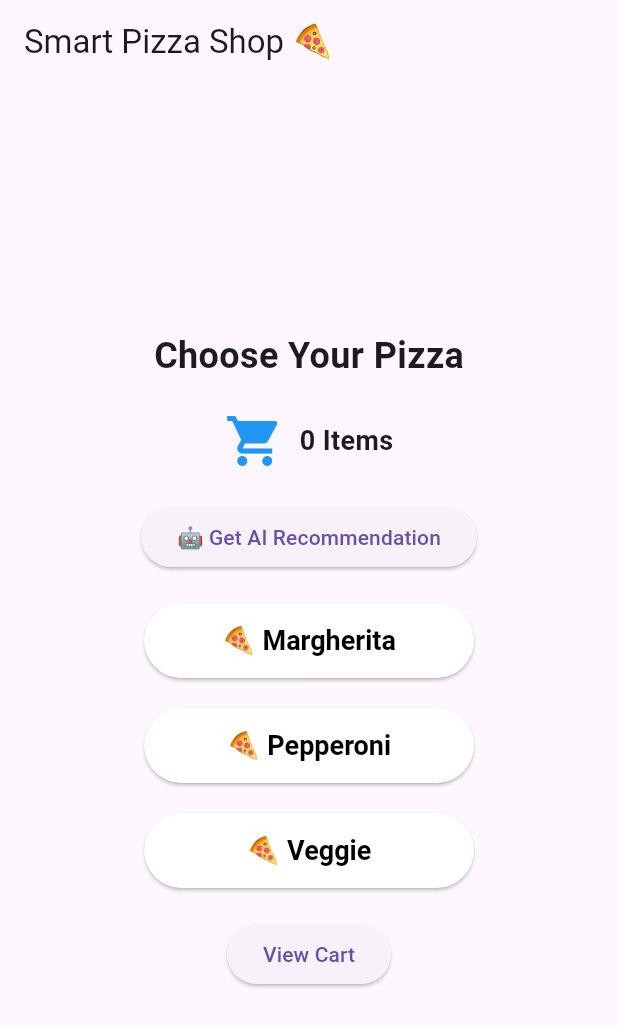
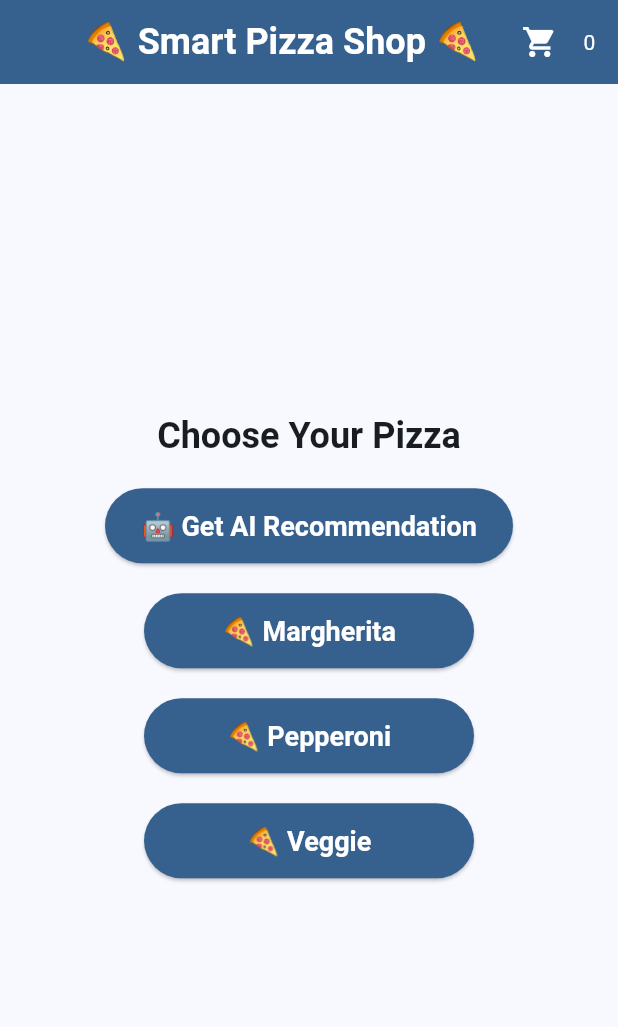
Before and after one commit to chahine-cmd/flutter_week7-project, a Flutter app: the screen it shows after launch, on a phone screen of 412 x 824 dp. Shown: the top 1027 px of the screen. Run offline on Flutter 3.47's test engine with Material 3 defaults, Android fonts, the phone set to English and light mode, and no system bars; our stand-ins replace cloud_firestore, firebase_core, google_generative_ai; accounts and stored records are empty.

Commit message:
update 23 - layout improv

```diff
--- a/lib/main.dart
+++ b/lib/main.dart
@@ -9,6 +9,7 @@ import 'firebase_options.dart';
 import 'package:provider/provider.dart';
 import 'cart_provider.dart';
 import 'package:flutter/material.dart';
+import 'theme.dart';
 
 //-----------------------------------
 // Application Entry Point
@@ -51,8 +52,9 @@ class MainApp extends StatelessWidget {
 
   @override
   Widget build(BuildContext context) {
-    return const MaterialApp(
+    return MaterialApp(
       debugShowCheckedModeBanner: false,
+      theme: themeData,
       home: MenuScreen(),
     );
   }
@@ -81,6 +83,7 @@ class _MenuScreenState extends State<MenuScreen> {
 
     final cartProvider = Provider.of<CartProvider>(context);
 
+/*
     final ButtonStyle pizzaButtonStyle = ElevatedButton.styleFrom(
       backgroundColor: Colors.white,
       foregroundColor: Colors.black,
@@ -90,26 +93,59 @@ class _MenuScreenState extends State<MenuScreen> {
         fontWeight: FontWeight.bold,
       ),
     );
-
+*/
     return Scaffold(
       appBar: AppBar(
-        title: const Text('Smart Pizza Shop 🍕'),
+        title: const Text('🍕 Smart Pizza Shop 🍕'),
+        actions: [
+
+          Row(children: [
+            IconButton(
+              icon: const Icon(
+              Icons.shopping_cart,
+              color: Colors.white,
             ),
-      body: Center(
+            onPressed: () {
+              Navigator.push(
+                context,
+                MaterialPageRoute(
+                  builder: (context) => CartScreen(
+                    orders: cartProvider.orders,
+                    clearCart: () {
+                      cartProvider.clearCart();
+                    },
+                  ),
+                ),
+              );
+            },
+          ),
+
+            const SizedBox(width: 5),
+
+            Text('${cartProvider.orders.length}',
+            ),
+
+            const SizedBox(width: 15),
+          ],
+          ),
+        ],
+      ),
+      body: SafeArea(
+        child: Center(
           child: Column(
+
+
           mainAxisAlignment: MainAxisAlignment.center,
           children: [
-            const Text(
-              'Choose Your Pizza',
-              style: TextStyle(
-                fontSize: 24,
-                fontWeight: FontWeight.bold,
-              ),
+             Text('Choose Your Pizza',
+              style: Theme.of(context)
+              .textTheme
+              .headlineMedium,
               ),
 
             const SizedBox(height: 20),
 
-            Row(
+          /*  Row(
               mainAxisAlignment: MainAxisAlignment.center,
 
               children: [
@@ -132,9 +168,11 @@ class _MenuScreenState extends State<MenuScreen> {
               ],
             ),
 
+
                   // changed currentOrders.length to cartProvider.orders.length
 
         const SizedBox(height: 20),
+        */
 
             /*
             Text(
@@ -357,7 +395,7 @@ const SizedBox(height: 20),
             // ------------------------------------------------------------------
 
              ElevatedButton(
-              style: pizzaButtonStyle,
+           /* style: pizzaButtonStyle,*/
               onPressed: () async {
                 final order = await Navigator.push(
                   context,
@@ -385,7 +423,7 @@ const SizedBox(height: 20),
             // ------------------------------------------------------------------
 
             ElevatedButton(
-              style: pizzaButtonStyle,
+          /*  style: pizzaButtonStyle,*/
               onPressed: () async {
                 final order = await Navigator.push(
                   context,
@@ -413,7 +451,7 @@ const SizedBox(height: 20),
             // ------------------------------------------------------------------
 
             ElevatedButton(
-              style: pizzaButtonStyle,
+          /*  style: pizzaButtonStyle,*/
               onPressed: () async {
                 final order = await Navigator.push(
                   context,
@@ -436,7 +474,7 @@ const SizedBox(height: 20),
 
             const SizedBox(height: 20),
 
-
+/*
             //--------------------------------------------------------
             // Navigation to Cart Screen
             //---------------------------------------------------------
@@ -460,25 +498,11 @@ const SizedBox(height: 20),
               );
             },
 
-              /*
-              onPressed: () {
-                Navigator.push(
-                  context,
-                  MaterialPageRoute(
-                    builder: (context) => CartScreen(
-                      orders: currentOrders,
-                      clearCart: () {
-                        setState(() {
-                          currentOrders.clear();
-                        });
-                      },
-                    ),
-                  ),
-                );
-              }, */
                 child: const Text('View Cart'),
               ),
+              */
             ],
+          ),
         ),
       ),
     );
@@ -534,18 +558,47 @@ class CustomizeScreen extends StatefulWidget {
       appBar: AppBar(
         title: const Text('Customize Pizza'),
       ),
-      body: Padding(
+      body: SafeArea(
+        child: Padding(
           padding: const EdgeInsets.all(20),
           child: Column(
             crossAxisAlignment: CrossAxisAlignment.start,
             children: [
-            Text(
+
+              RichText(
+                text: TextSpan(
+                  style: const TextStyle(
+                    fontSize: 26,
+                    color: Colors.black,
+                  ),
+                  children: [
+                    const TextSpan(
+                      text: 'Selected Pizza: ',
+                      style: TextStyle(
+                        fontWeight: FontWeight.bold,
+                      ),
+                    ),
+                    TextSpan(
+                      text:widget.pizzaName,
+                      style: const TextStyle(
+                      color: Colors.blue,
+                      fontWeight: FontWeight.bold,
+                      ),
+                    ),
+
+                  ],
+                ),
+              ),
+
+
+/*            Text(
               widget.pizzaName,
               style: const TextStyle(
                 fontSize: 26,
                 fontWeight: FontWeight.bold,
               ),
             ),
+*/
 
             const SizedBox(height: 20),
 
@@ -665,6 +718,7 @@ class CustomizeScreen extends StatefulWidget {
             Row(
               mainAxisAlignment: MainAxisAlignment.center,
               children: [
+
                 ElevatedButton(
                   onPressed: () {
                     String order =
@@ -696,6 +750,7 @@ class CustomizeScreen extends StatefulWidget {
           ],
         ),
       ),
+    ),
    );
   }
  }
@@ -724,30 +779,21 @@ class CartScreen extends StatelessWidget {
       appBar: AppBar(
         title: const Text('My Cart'),
       ),
-      body: Center(
+      body: SafeArea(
+        child: Center(
           child: Padding(
             padding: const EdgeInsets.all(20),
             child: Column(
               mainAxisAlignment: MainAxisAlignment.center,
               children: [
-              const Text(
+              Text(
                 'Order Summary',
-                style: TextStyle(
-                  fontSize: 24,
-                  fontWeight: FontWeight.bold,
-                ),
+                style: Theme.of(context).textTheme.headlineMedium,
                 ),
 
               const SizedBox(height: 20),
 
-              /*
-              Text(
-                order.isEmpty
-                    ? 'Cart is Empty'
-                    : order,
-                textAlign: TextAlign.center,
-              ),
-              */
+
               Expanded(
                 child: cartProvider.orders.isEmpty
                   ? const Text('Cart is Empty')
@@ -815,7 +861,18 @@ class CartScreen extends StatelessWidget {
                 child: const Text('Place Order'),
               ),
 
+              const SizedBox(height: 50),
+
+              Row(
+                mainAxisAlignment: MainAxisAlignment.center,
+                children: [
+
+//----------------------------------------------------------------
                   ElevatedButton(
+                    style: ElevatedButton.styleFrom(
+                      minimumSize: const Size(120, 40),
+                    ),
+
                     onPressed: () {
 
                       Provider.of<CartProvider>(
@@ -827,15 +884,24 @@ class CartScreen extends StatelessWidget {
                     child: const Text('Clear Cart'),
                   ),
 
-             const SizedBox(height: 10),
+                  //--------------------------------------------------------
+                  const SizedBox(width: 10),
 
                   ElevatedButton(
+                    style:ElevatedButton.styleFrom(
+                      minimumSize: const Size(100, 40),
+                    ),
                     onPressed: () {
                       Navigator.pop(context);
                     },
                     child: const Text('Back'),
+
+                    //---------------------------------------------------------------
                   ),
                 ],
+              ),
+              ],
+            ),
         ),
       ),
       ),
@@ -855,8 +921,10 @@ class ConfirmationScreen extends StatelessWidget {
       appBar: AppBar(
         title: const Text('Order Confirmation'),
       ),
-      body: Center(
+      body: SafeArea(
+        child: Center(
           child: Column(
+
           mainAxisAlignment: MainAxisAlignment.center,
 
           children: [
@@ -897,6 +965,7 @@ class ConfirmationScreen extends StatelessWidget {
           ],
         ),
       ),
+    ),
     );
   }
 }
--- /dev/null
+++ b/lib/theme.dart
@@ -0,0 +1,39 @@
+import 'package:flutter/material.dart';
+
+final ColorScheme colorScheme = ColorScheme.fromSeed(
+  seedColor: Colors.blue,
+);
+
+final ThemeData themeData = ThemeData(
+  colorScheme: colorScheme,
+
+  appBarTheme: AppBarTheme(
+    backgroundColor: colorScheme.primary,
+    foregroundColor: Colors.white,
+    centerTitle: true,
+    titleTextStyle: const TextStyle(
+      color: Colors.white,
+      fontSize: 24,
+      fontWeight: FontWeight.bold,
+    ),
+  ),
+
+  elevatedButtonTheme: ElevatedButtonThemeData(
+    style: ElevatedButton.styleFrom(
+      minimumSize: const Size(220, 50),
+      backgroundColor: colorScheme.primary,
+      foregroundColor: Colors.white,
+      textStyle: const TextStyle(
+        fontSize: 18,
+        fontWeight: FontWeight.bold,
+      ),
+    ),
+  ),
+
+  textTheme: const TextTheme(
+    headlineMedium: TextStyle(
+      fontSize: 24,
+      fontWeight: FontWeight.bold,
+    ),
+  ),
+);
```
Lines whose indentation alone changed are shown as unchanged.
